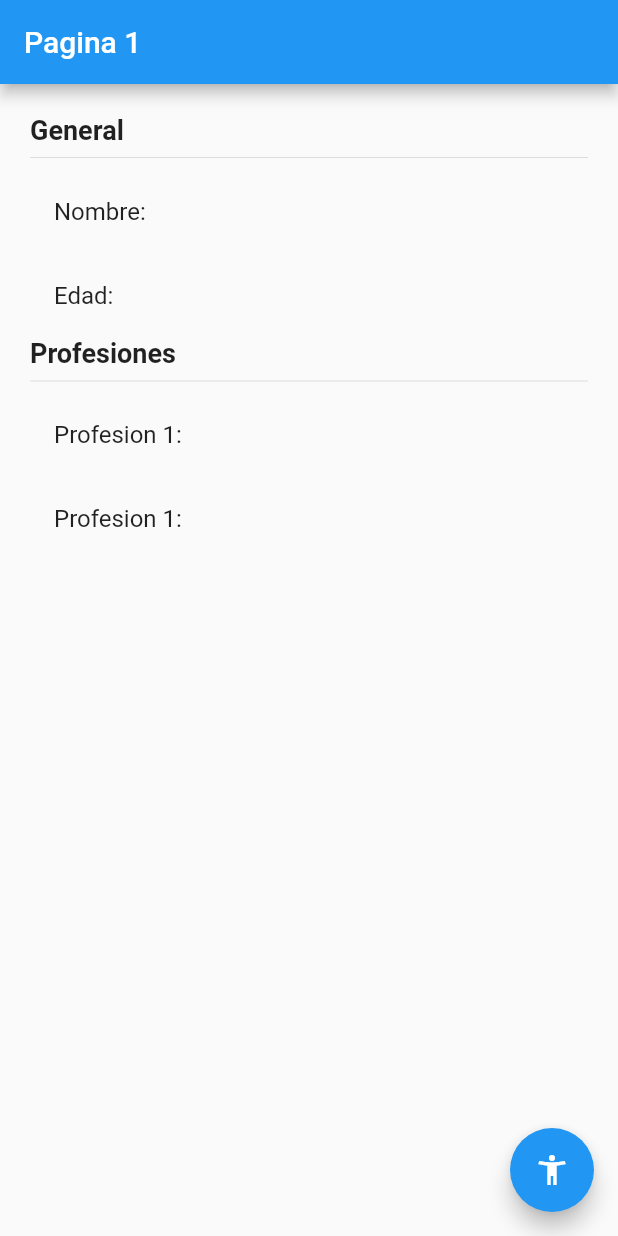
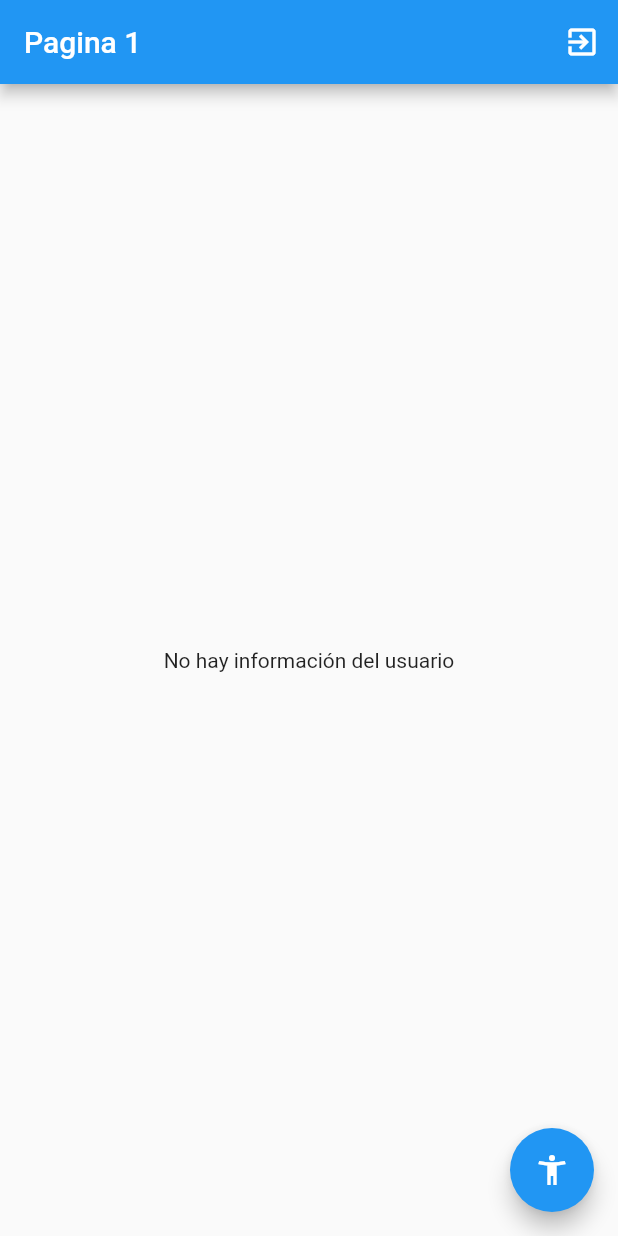
Before and after one commit to GerArJe/estados, a Flutter app: the screen it shows after launch, on a phone screen of 412 x 824 dp. Run offline on Flutter 3.47's test engine with Material 2 defaults, Android fonts, the phone set to English and light mode, and no system bars; our stand-ins replace flutter_bloc.

Commit message:
cubit listo

```diff
--- /dev/null
+++ b/lib/bloc/usuario/usuario_cubit.dart
@@ -0,0 +1,39 @@
+import 'package:meta/meta.dart';
+
+import 'package:flutter_bloc/flutter_bloc.dart';
+
+import 'package:estados/models/usuario.dart';
+
+part 'usuarios_state.dart';
+
+class UsuarioCubit extends Cubit<UsuarioState> {
+  UsuarioCubit() : super(UsuarioInitial());
+
+  void seleccionarUsuario(Usuario user) {
+    emit(UsuarioActivo(user));
+  }
+
+  void cambiarEdad(int edad) {
+    final currentState = state;
+    if (currentState is UsuarioActivo) {
+      final newUser = currentState.usuario.copyWith(edad: 30);
+      emit(UsuarioActivo(newUser));
+    }
+  }
+
+  void agregarProfesion() {
+    final currentState = state;
+    if (currentState is UsuarioActivo) {
+      final profesiones = [
+        ...?currentState.usuario.profesiones,
+        'profesion ${currentState.usuario.profesiones != null ? currentState.usuario.profesiones!.length + 1 : 1}'
+      ];
+      final newUser = currentState.usuario.copyWith(profesiones: profesiones);
+      emit(UsuarioActivo(newUser));
+    }
+  }
+
+  void borrarUsuario() {
+    emit(UsuarioInitial());
+  }
+}
--- /dev/null
+++ b/lib/bloc/usuario/usuarios_state.dart
@@ -0,0 +1,15 @@
+part of 'usuario_cubit.dart';
+
+@immutable
+abstract class UsuarioState {}
+
+class UsuarioInitial extends UsuarioState {
+  final existeUsuario = false;
+}
+
+class UsuarioActivo extends UsuarioState {
+  final existeUsuario = true;
+  final Usuario usuario;
+
+  UsuarioActivo(this.usuario);
+}
--- a/lib/main.dart
+++ b/lib/main.dart
@@ -1,4 +1,7 @@
+import 'package:estados/bloc/usuario/usuario_cubit.dart';
 import 'package:flutter/material.dart';
+
+import 'package:flutter_bloc/flutter_bloc.dart';
 
 import 'package:estados/pages/pagina1_page.dart';
 import 'package:estados/pages/pagina2_page.dart';
@@ -8,7 +11,13 @@ void main() => runApp(MyApp());
 class MyApp extends StatelessWidget {
   @override
   Widget build(BuildContext context) {
-    return MaterialApp(
+    return MultiBlocProvider(
+      providers: [
+        BlocProvider(
+          create: (_) => UsuarioCubit(),
+        )
+      ],
+      child: MaterialApp(
         debugShowCheckedModeBanner: false,
         title: 'Material App',
         initialRoute: 'pagina1',
@@ -16,6 +25,7 @@ class MyApp extends StatelessWidget {
           'pagina1': (_) => Pagina1Page(),
           'pagina2': (_) => Pagina2Page(),
         },
+      ),
     );
   }
 }
--- a/lib/models/usuario.dart
+++ b/lib/models/usuario.dart
@@ -1,7 +1,18 @@
 class Usuario {
-  String nombre;
-  int edad;
-  List<String>? profesiones;
+  final String nombre;
+  final int edad;
+  final List<String>? profesiones;
 
   Usuario({required this.nombre, required this.edad, this.profesiones});
+
+  Usuario copyWith({
+    String? nombre,
+    int? edad,
+    List<String>? profesiones,
+  }) =>
+      Usuario(
+        nombre: nombre ?? this.nombre,
+        edad: edad ?? this.edad,
+        profesiones: profesiones ?? this.profesiones,
+      );
 }
--- a/lib/pages/pagina1_page.dart
+++ b/lib/pages/pagina1_page.dart
@@ -1,4 +1,9 @@
 import 'package:flutter/material.dart';
+
+import 'package:flutter_bloc/flutter_bloc.dart';
+
+import 'package:estados/models/usuario.dart';
+import 'package:estados/bloc/usuario/usuario_cubit.dart';
 
 class Pagina1Page extends StatelessWidget {
   const Pagina1Page({Key? key}) : super(key: key);
@@ -6,10 +11,13 @@ class Pagina1Page extends StatelessWidget {
   @override
   Widget build(BuildContext context) {
     return Scaffold(
-      appBar: AppBar(
-        title: const Text('Pagina 1'),
-      ),
-      body: const InformacionUsuario(),
+      appBar: AppBar(title: const Text('Pagina 1'), actions: [
+        IconButton(
+          onPressed: () => context.read<UsuarioCubit>().borrarUsuario(),
+          icon: const Icon(Icons.exit_to_app),
+        ),
+      ]),
+      body: BodyScaffold(),
       floatingActionButton: FloatingActionButton(
         onPressed: () {
           Navigator.pushNamed(context, 'pagina2');
@@ -20,9 +28,40 @@ class Pagina1Page extends StatelessWidget {
   }
 }
 
+class BodyScaffold extends StatelessWidget {
+  @override
+  Widget build(BuildContext context) {
+    return BlocBuilder<UsuarioCubit, UsuarioState>(
+      builder: (_, state) {
+        switch (state.runtimeType) {
+          case UsuarioInitial:
+            return const Center(
+              child: Text(
+                'No hay información del usuario',
+              ),
+            );
+          case UsuarioActivo:
+            return InformacionUsuario(
+              usuario: (state as UsuarioActivo).usuario,
+            );
+          default:
+            return const Center(
+              child: Text(
+                'Estado no reconocido',
+              ),
+            );
+        }
+      },
+    );
+  }
+}
+
 class InformacionUsuario extends StatelessWidget {
+  final Usuario usuario;
+
   const InformacionUsuario({
     Key? key,
+    required this.usuario,
   }) : super(key: key);
 
   @override
@@ -33,35 +72,32 @@ class InformacionUsuario extends StatelessWidget {
       padding: const EdgeInsets.all(20.0),
       child: Column(
         crossAxisAlignment: CrossAxisAlignment.start,
-        children: const [
-          Text(
+        children: [
+          const Text(
             'General',
             style: TextStyle(
               fontSize: 18,
               fontWeight: FontWeight.bold,
             ),
           ),
-          Divider(),
+          const Divider(),
           ListTile(
-            title: Text('Nombre: '),
+            title: Text('Nombre: ${usuario.nombre}'),
           ),
           ListTile(
-            title: Text('Edad: '),
+            title: Text('Edad:  ${usuario.edad}'),
           ),
-          Text(
+          const Text(
             'Profesiones',
             style: TextStyle(
               fontSize: 18,
               fontWeight: FontWeight.bold,
             ),
           ),
-          Divider(),
-          ListTile(
-            title: Text('Profesion 1: '),
-          ),
-          ListTile(
-            title: Text('Profesion 1: '),
-          ),
+          const Divider(),
+          ...?usuario.profesiones
+              ?.map((profesion) => ListTile(title: Text(profesion)))
+              .toList()
         ],
       ),
     );
--- a/pubspec.yaml
+++ b/pubspec.yaml
@@ -34,6 +34,7 @@ dependencies:
   # The following adds the Cupertino Icons font to your application.
   # Use with the CupertinoIcons class for iOS style icons.
   cupertino_icons: ^1.0.2
+  flutter_bloc: ^7.3.1
 
 dev_dependencies:
   flutter_test:
```
Also changed, not shown: lib/pages/pagina2_page.dart (+23 -3 lines), pubspec.lock. Lines whose indentation alone changed are shown as unchanged.
